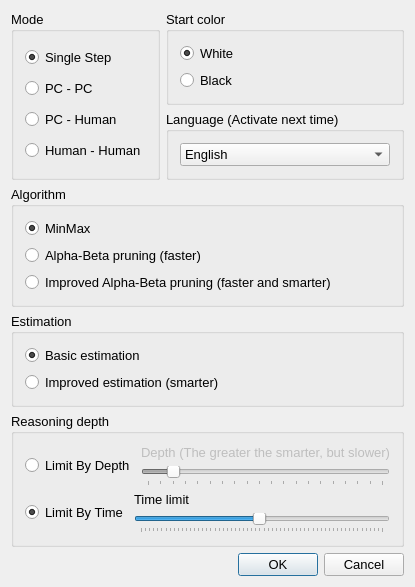
Before: the Qt Designer form Morris/Source/DlgSetting.ui in congchenutd/morris, drawn with Qt 5.
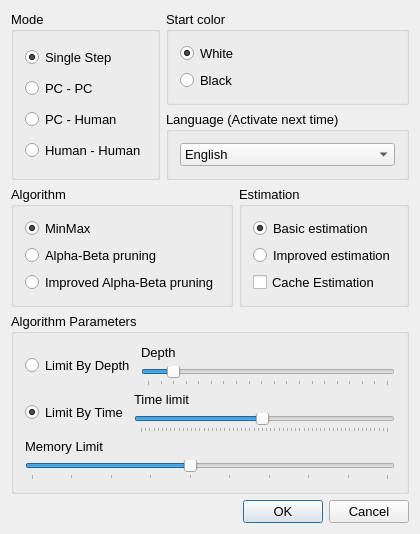
After: the same form once the commit is applied.

Diff of the .ui file:
```diff
--- a/Morris/Source/DlgSetting.ui
+++ b/Morris/Source/DlgSetting.ui
@@ -6,8 +6,8 @@
    <rect>
     <x>0</x>
     <y>0</y>
-    <width>404</width>
-    <height>544</height>
+    <width>394</width>
+    <height>516</height>
    </rect>
   </property>
   <property name="font">
@@ -62,7 +62,7 @@
      </layout>
     </widget>
    </item>
-   <item row="0" column="1">
+   <item row="0" column="1" colspan="2">
     <widget class="QGroupBox" name="groupBox_2">
      <property name="title">
       <string>Start color</string>
@@ -88,7 +88,7 @@
      </layout>
     </widget>
    </item>
-   <item row="1" column="1">
+   <item row="1" column="1" colspan="2">
     <widget class="QGroupBox" name="groupBox_3">
      <property name="title">
       <string>Language (Activate next time)</string>
@@ -130,21 +130,21 @@
       <item>
        <widget class="QRadioButton" name="radioAlphaBeta">
         <property name="text">
-         <string>Alpha-Beta pruning (faster)</string>
+         <string>Alpha-Beta pruning</string>
         </property>
        </widget>
       </item>
       <item>
        <widget class="QRadioButton" name="radioAlphaBetaImproved">
         <property name="text">
-         <string>Improved Alpha-Beta pruning (faster and smarter)</string>
+         <string>Improved Alpha-Beta pruning</string>
         </property>
        </widget>
       </item>
      </layout>
     </widget>
    </item>
-   <item row="3" column="0" colspan="2">
+   <item row="2" column="2">
     <widget class="QGroupBox" name="gbEstimation">
      <property name="title">
       <string>Estimation</string>
@@ -163,19 +163,26 @@
       <item>
        <widget class="QRadioButton" name="radioImprovedEstimation">
         <property name="text">
-         <string>Improved estimation (smarter)</string>
+         <string>Improved estimation</string>
+        </property>
+       </widget>
+      </item>
+      <item>
+       <widget class="QCheckBox" name="cbCacheEstimation">
+        <property name="text">
+         <string>Cache Estimation</string>
         </property>
        </widget>
       </item>
      </layout>
     </widget>
    </item>
-   <item row="4" column="0" colspan="2">
+   <item row="3" column="0" colspan="3">
     <widget class="QGroupBox" name="gbDepth">
      <property name="title">
-      <string>Reasoning depth</string>
+      <string>Algorithm Parameters</string>
      </property>
-     <layout class="QVBoxLayout" name="verticalLayout_8">
+     <layout class="QVBoxLayout" name="verticalLayout_9">
       <item>
        <layout class="QHBoxLayout" name="horizontalLayout">
         <item>
@@ -189,19 +196,13 @@
          <layout class="QVBoxLayout" name="verticalLayout_5">
           <item>
            <widget class="QLabel" name="labelDepth">
-            <property name="enabled">
-             <bool>false</bool>
-            </property>
             <property name="text">
-             <string>Depth (The greater the smarter, but slower)</string>
+             <string>Depth</string>
             </property>
            </widget>
           </item>
           <item>
            <widget class="QSlider" name="sliderDepth">
-            <property name="enabled">
-             <bool>false</bool>
-            </property>
             <property name="minimum">
              <number>1</number>
             </property>
@@ -273,10 +274,46 @@
         </item>
        </layout>
       </item>
+      <item>
+       <layout class="QVBoxLayout" name="verticalLayout_8">
+        <item>
+         <widget class="QLabel" name="labelMemory">
+          <property name="text">
+           <string>Memory Limit</string>
+          </property>
+         </widget>
+        </item>
+        <item>
+         <widget class="QSlider" name="sliderMemory">
+          <property name="minimum">
+           <number>100</number>
+          </property>
+          <property name="maximum">
+           <number>1000</number>
+          </property>
+          <property name="singleStep">
+           <number>100</number>
+          </property>
+          <property name="pageStep">
+           <number>100</number>
+          </property>
+          <property name="value">
+           <number>500</number>
+          </property>
+          <property name="orientation">
+           <enum>Qt::Horizontal</enum>
+          </property>
+          <property name="tickPosition">
+           <enum>QSlider::TicksBelow</enum>
+          </property>
+         </widget>
+        </item>
+       </layout>
+      </item>
      </layout>
     </widget>
    </item>
-   <item row="5" column="1">
+   <item row="4" column="1" colspan="2">
     <widget class="QDialogButtonBox" name="buttonBox">
      <property name="standardButtons">
       <set>QDialogButtonBox::Cancel|QDialogButtonBox::Ok</set>
```
